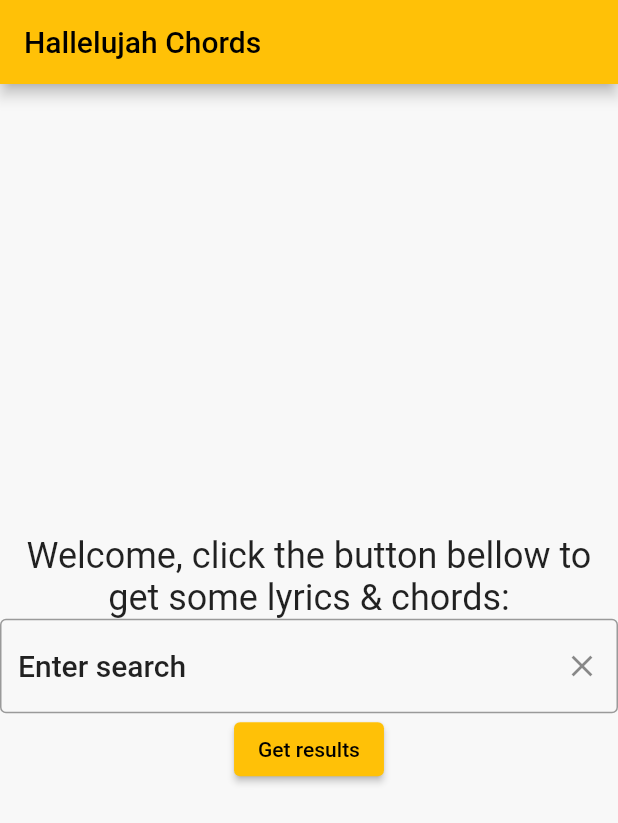
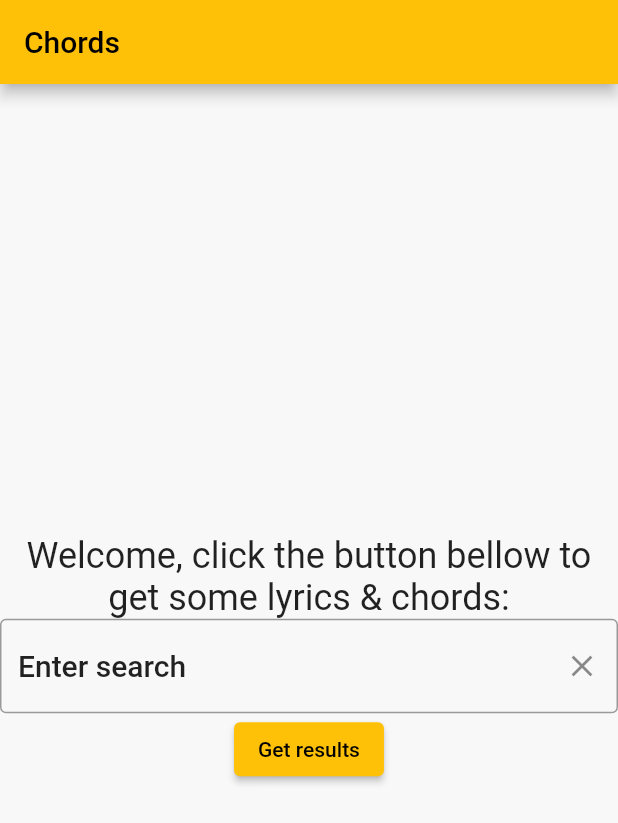
Before and after one commit to Voklen/Chords, a Flutter app: the screen it shows after launch, on a phone screen of 412 x 824 dp. Shown: the top 823 px of the screen. Run offline on Flutter 3.47's test engine with Material 2 defaults, Android fonts, the phone set to English and light mode, and no system bars.

Commit message:
Move screen code to screens.dart

```diff
--- a/lib/main.dart
+++ b/lib/main.dart
@@ -1,7 +1,6 @@
 import 'package:flutter/material.dart';
 
-import 'screens/home.dart';
-import 'screens/display.dart';
+import 'screens/screens.dart';
 import 'theme.dart';
 
 void main() {
@@ -18,11 +17,7 @@ class App extends StatelessWidget {
       theme: lightTheme,
       darkTheme: darkTheme,
       initialRoute: '/',
-      routes: {
-        '/': (context) => const HomePage(title: 'Hallelujah Chords'),
-        '/display': (context) => const DisplayPage(title: 'Search'),
-        // '/third': (context) => ThirdRoute(),
-      },
+      routes: screenRoutes,
     );
   }
 }
--- /dev/null
+++ b/lib/screens/screens.dart
@@ -0,0 +1,7 @@
+import 'home.dart';
+import 'display.dart';
+
+var screenRoutes = {
+  '/': (context) => const HomePage(title: 'Chords'),
+  '/display': (context) => const DisplayPage(title: 'Search'),
+};
```
